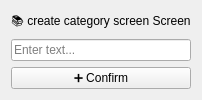
This is Proyecto/ui/screens/CU25_create_category_screen.ui in CL200111/Ingesoft2025-1G8 as Qt 5 draws it before an edit. The edited form follows.
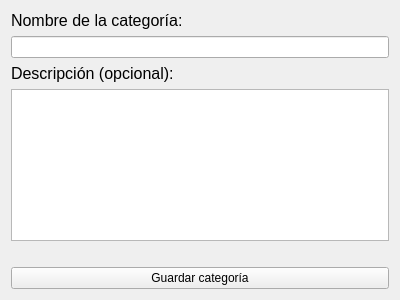
This is the edited form.

Commit message: create category now fully functionall, categoria table name corrected, added categoriesto seed

Patch:
```diff
--- a/Proyecto/ui/screens/CU25_create_category_screen.ui
+++ b/Proyecto/ui/screens/CU25_create_category_screen.ui
@@ -2,28 +2,62 @@
 <ui version="4.0">
  <class>create_category_screen</class>
  <widget class="QWidget" name="create_category_screen">
+  <property name="geometry">
+   <rect>
+    <x>0</x>
+    <y>0</y>
+    <width>400</width>
+    <height>300</height>
+   </rect>
+  </property>
+  <property name="windowTitle">
+   <string>Crear nueva categoría</string>
+  </property>
   <layout class="QVBoxLayout" name="verticalLayout">
    <item>
-    <widget class="QLabel" name="label_heading">
+    <widget class="QLabel" name="label">
+     <property name="font">
+      <font>
+       <pointsize>12</pointsize>
+      </font>
+     </property>
      <property name="text">
-      <string>📚 create category screen Screen</string>
+      <string>Nombre de la categoría:</string>
      </property>
-     <property name="alignment">
-      <set>Qt::AlignCenter</set>
+    </widget>
+   </item>
+   <item>
+    <widget class="QLineEdit" name="nombreInput"/>
+   </item>
+   <item>
+    <widget class="QLabel" name="label_2">
+     <property name="font">
+      <font>
+       <pointsize>12</pointsize>
+      </font>
      </property>
+     <property name="text">
+      <string>Descripción (opcional):</string>
+     </property>
     </widget>
    </item>
    <item>
-    <widget class="QLineEdit" name="titleInput">
-     <property name="placeholderText">
-      <string>Enter text...</string>
+    <widget class="QTextEdit" name="descripcionInput"/>
+   </item>
+   <item>
+    <widget class="QLabel" name="errorLabel">
+     <property name="styleSheet">
+      <string notr="true">color: red;</string>
+     </property>
+     <property name="text">
+      <string/>
      </property>
     </widget>
    </item>
    <item>
     <widget class="QPushButton" name="saveButton">
      <property name="text">
-      <string>➕ Confirm</string>
+      <string>Guardar categoría</string>
      </property>
     </widget>
    </item>
```
The commit also changes 4 other files.
